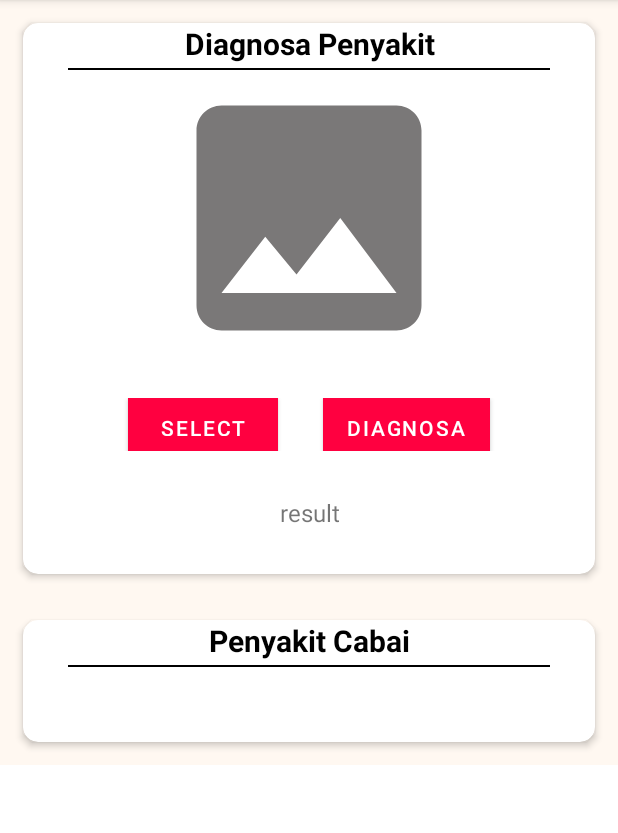
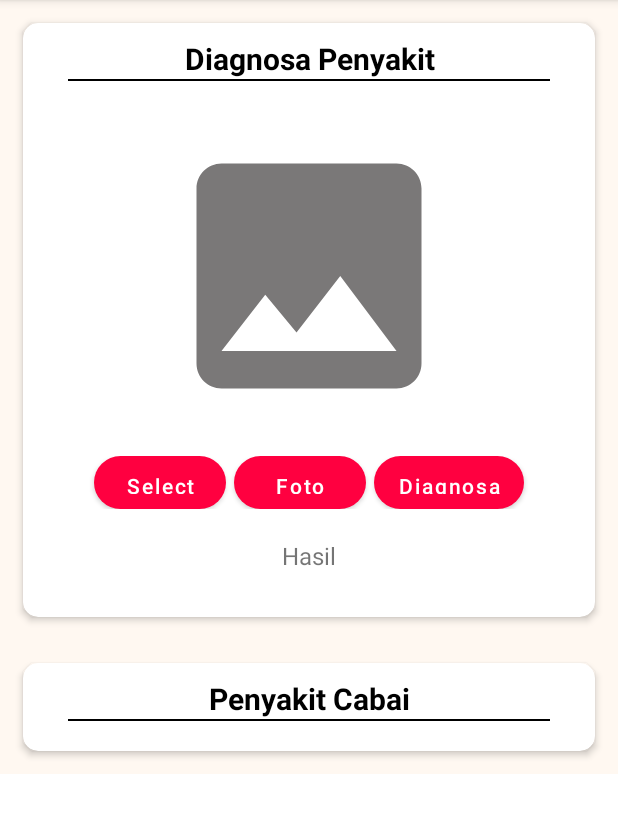
Before and after one commit to mulyakartiko/CapstoneProject, an Android app: the screen it shows after launch (MainActivity), on a phone screen of 412 x 824 dp, the part 84-917 px from its top. Run offline under Robolectric (Android 15) with nearby library versions, the phone set to English and light mode, and no system bars; our stand-ins replace Firebase (no records; nobody signed in at launch, a user with empty details on screens opened directly), data binding; libraries missing offline, so code that uses them is left out: org.tensorflow.lite.

```diff
--- a/app/src/main/AndroidManifest.xml
+++ b/app/src/main/AndroidManifest.xml
@@ -1,6 +1,8 @@
 <?xml version="1.0" encoding="utf-8"?>
 <manifest xmlns:android="http://schemas.android.com/apk/res/android"
     package="com.example.capstoneproject">
+    <uses-permission android:name="android.permission.CAMERA"/>
+    <uses-permission android:name="android.permission.MANAGE_EXTERNAL_STORAGE"/>
 
     <application
         android:allowBackup="true"
--- a/app/src/main/java/com/example/capstoneproject/MainActivity.kt
+++ b/app/src/main/java/com/example/capstoneproject/MainActivity.kt
@@ -1,6 +1,8 @@
 package com.example.capstoneproject
 
+import android.Manifest
 import android.content.Intent
+import android.content.pm.PackageManager
 import android.graphics.Bitmap
 import android.net.Uri
 import androidx.appcompat.app.AppCompatActivity
@@ -10,6 +12,8 @@ import android.view.Menu
 import android.view.MenuItem
 import android.view.View
 import android.widget.*
+import androidx.core.app.ActivityCompat
+import androidx.core.content.ContextCompat
 import androidx.recyclerview.widget.LinearLayoutManager
 import com.example.capstoneproject.adapter.DataAdapter
 import com.example.capstoneproject.ml.Model
@@ -29,6 +33,7 @@ class MainActivity : AppCompatActivity() {
     lateinit var result: TextView
     lateinit var diagnosa: Button
     lateinit var select: Button
+    lateinit var foto: Button
     lateinit var bitmap: Bitmap
     lateinit var imageView: ImageView
 
@@ -46,6 +51,7 @@ class MainActivity : AppCompatActivity() {
         diagnosa = findViewById(R.id.btndiagnosa)
         select = findViewById(R.id.btnselect)
         result = findViewById(R.id.tv_result)
+        foto = findViewById(R.id.btncamera)
 
         val label = application.assets.open("labels.txt").bufferedReader()
                 .use { it.readText() }.split("\n")
@@ -56,6 +62,15 @@ class MainActivity : AppCompatActivity() {
 
             startActivityForResult(intent, 100)
         })
+
+        if (ContextCompat.checkSelfPermission(applicationContext, Manifest.permission.CAMERA)
+                == PackageManager.PERMISSION_DENIED)
+            ActivityCompat.requestPermissions(this, arrayOf(Manifest.permission.CAMERA), 1888)
+
+        foto.setOnClickListener {
+            val cameraIntent: Intent = Intent(MediaStore.ACTION_IMAGE_CAPTURE)
+            startActivityForResult(cameraIntent, 1888)
+        }
 
         diagnosa.setOnClickListener(View.OnClickListener {
             val resize: Bitmap = Bitmap.createScaledBitmap(bitmap, 100, 100, true)
@@ -78,10 +93,15 @@ class MainActivity : AppCompatActivity() {
 
     override fun onActivityResult(requestCode: Int, resultCode: Int, data: Intent?) {
         super.onActivityResult(requestCode, resultCode, data)
-
+        if (requestCode == 1888) {
+            var photo = data?.extras?.get("data") as Bitmap
+            imageView.setImageBitmap(photo)
+            bitmap = photo
+        } else {
         imageView.setImageURI(data?.data)
         var uri: Uri ?= data?.data
         bitmap = MediaStore.Images.Media.getBitmap(this.contentResolver, uri)
+        }
     }
 
     override fun onCreateOptionsMenu(menu: Menu): Boolean {
--- /dev/null
+++ b/app/src/main/res/drawable-v24/button.xml
@@ -0,0 +1,7 @@
+<?xml version="1.0" encoding="utf-8"?>
+<shape xmlns:android="http://schemas.android.com/apk/res/android">
+
+    <corners android:radius="50dp"></corners>
+    <solid android:color="@color/red"></solid>
+
+</shape>
--- a/app/src/main/res/layout/activity_main.xml
+++ b/app/src/main/res/layout/activity_main.xml
@@ -24,6 +24,12 @@
             app:cardCornerRadius="10sp"
             app:cardElevation="3sp">
 
+            <LinearLayout
+                android:layout_width="wrap_content"
+                android:layout_height="wrap_content"
+                android:layout_marginTop="10sp"
+                android:orientation="vertical">
+
             <TextView
                 android:layout_width="match_parent"
                 android:layout_height="wrap_content"
@@ -37,8 +43,6 @@
                 android:layout_width="match_parent"
                 android:layout_height="1sp"
                 android:layout_marginHorizontal="30sp"
-                android:layout_marginTop="30sp"
-                android:layout_marginBottom="50sp"
                 android:background="@color/black" />
 
             <LinearLayout
@@ -62,17 +66,29 @@
 
                 <Button
                     android:id="@+id/btnselect"
-                    android:layout_width="100sp"
+                    android:layout_width="wrap_content"
                     android:layout_height="35sp"
-                    android:layout_marginEnd="30sp"
-                    android:background="@color/red"
+                    android:layout_marginEnd="5sp"
+                    android:background="@drawable/button"
+                    android:textAllCaps="false"
                     android:text="@string/select" />
 
                 <Button
+                    android:id="@+id/btncamera"
+                    android:layout_width="wrap_content"
+                    android:layout_height="35sp"
+                    android:layout_marginEnd="5sp"
+                    android:textAllCaps="false"
+                    android:background="@drawable/button"
+                    android:text="@string/Foto" />
+
+
+                    <Button
                     android:id="@+id/btndiagnosa"
                     android:layout_width="wrap_content"
+                    android:textAllCaps="false"
                     android:layout_height="35sp"
-                    android:background="@color/red"
+                    android:background="@drawable/button"
                     android:text="@string/diag"
                     android:textSize="14sp" />
 
@@ -80,13 +96,14 @@
 
                 <TextView
                     android:id="@+id/tv_result"
-                    android:paddingTop="30sp"
+                    android:paddingTop="20sp"
                     android:gravity="center"
                     android:layout_width="match_parent"
                     android:layout_height="wrap_content"
                     android:textSize="16sp"
                     android:text="@string/hdiag"/>
 
+            </LinearLayout>
             </LinearLayout>
 
         </androidx.cardview.widget.CardView>
@@ -97,6 +114,12 @@
         android:layout_margin="15sp"
         app:cardCornerRadius="10sp"
         app:cardElevation="3sp">
+
+        <LinearLayout
+            android:layout_width="wrap_content"
+            android:layout_height="wrap_content"
+            android:layout_marginTop="10sp"
+            android:orientation="vertical">
 
         <TextView
             android:layout_width="match_parent"
@@ -111,8 +134,6 @@
             android:layout_width="match_parent"
             android:layout_height="1sp"
             android:layout_marginHorizontal="30sp"
-            android:layout_marginTop="30sp"
-            android:layout_marginBottom="50sp"
             android:background="@color/black" />
 
         <androidx.recyclerview.widget.RecyclerView
@@ -121,9 +142,10 @@
             android:layout_height="match_parent"
             android:layout_gravity="center"
             android:layout_marginHorizontal="30sp"
-            android:layout_marginTop="30sp"
             android:layout_marginBottom="20sp"
             tools:listitem="@layout/layout_item" />
+
+        </LinearLayout>
 
 
     </androidx.cardview.widget.CardView>
--- a/app/src/main/res/values/strings.xml
+++ b/app/src/main/res/values/strings.xml
@@ -21,5 +21,6 @@
     <string name="penyebab">Penyebab : </string>
     <string name="diag">Diagnosa</string>
     <string name="select">Select</string>
-    <string name="hdiag">result</string>
+    <string name="hdiag">Hasil</string>
+    <string name="Foto">Foto</string>
 </resources>
```
